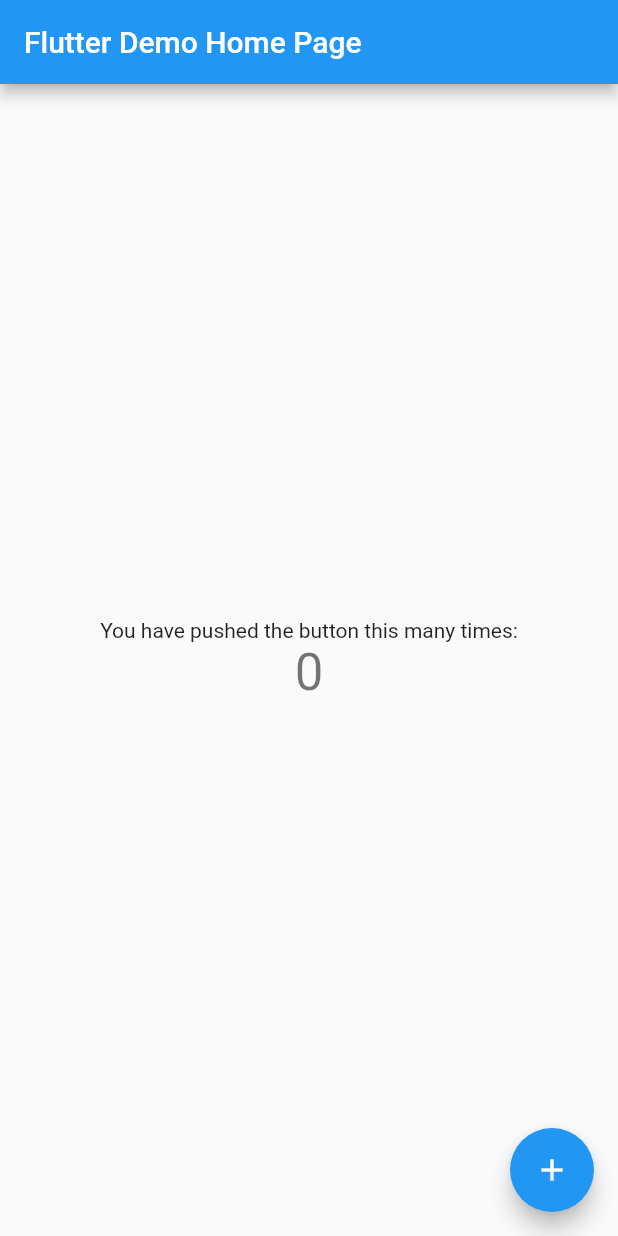
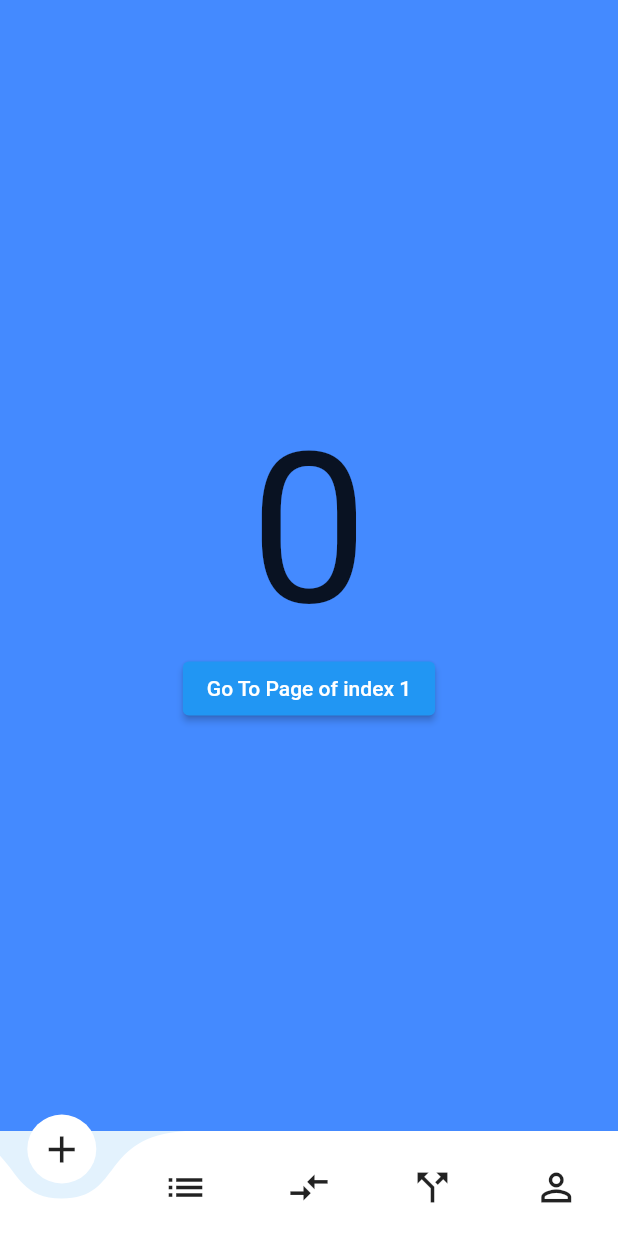
Before and after one commit to NNJio/FlutterLab_CurvedNavBar, a Flutter app: the screen it shows after launch, on a phone screen of 412 x 824 dp. Run offline on Flutter 3.47's test engine with Material 2 defaults, Android fonts, the phone set to English and light mode, and no system bars; drawn by our look-alikes of curved_navigation_bar.

```diff
--- /dev/null
+++ b/lib/home.dart
@@ -0,0 +1,64 @@
+import 'package:flutter/material.dart';
+import 'package:curved_navigation_bar/curved_navigation_bar.dart';
+
+void main() => runApp(const MaterialApp(home: BottomNavBar()));
+
+class BottomNavBar extends StatefulWidget {
+  const BottomNavBar({super.key});
+
+  @override
+  // ignore: library_private_types_in_public_api
+  _BottomNavBarState createState() => _BottomNavBarState();
+}
+
+class _BottomNavBarState extends State<BottomNavBar> {
+  int _page = 0;
+  final GlobalKey<CurvedNavigationBarState> _bottomNavigationKey = GlobalKey();
+
+  @override
+  Widget build(BuildContext context) {
+    return Scaffold(
+        bottomNavigationBar: CurvedNavigationBar(
+          key: _bottomNavigationKey,
+          index: 0,
+          height: 70.0,
+          items: const <Widget>[
+            Icon(Icons.add, size: 30),
+            Icon(Icons.list, size: 30),
+            Icon(Icons.compare_arrows, size: 30),
+            Icon(Icons.call_split, size: 30),
+            Icon(Icons.perm_identity, size: 30),
+          ],
+          color: Colors.white,
+          buttonBackgroundColor: Colors.white,
+          backgroundColor: Colors.blue.shade50,
+          animationCurve: Curves.easeInOut,
+          animationDuration: const Duration(milliseconds: 600),
+          onTap: (index) {
+            setState(() {
+              _page = index;
+            });
+          },
+          letIndexChange: (index) => true,
+        ),
+        body: Container(
+          color: Colors.blueAccent,
+          child: Center(
+            child: Column(
+              mainAxisAlignment: MainAxisAlignment.center,
+              children: <Widget>[
+                Text(_page.toString(), textScaleFactor: 10.0),
+                ElevatedButton(
+                  child: const Text('Go To Page of index 1'),
+                  onPressed: () {
+                    final CurvedNavigationBarState? navBarState =
+                        _bottomNavigationKey.currentState;
+                    navBarState?.setPage(1);
+                  },
+                )
+              ],
+            ),
+          ),
+        ));
+  }
+}
--- a/lib/main.dart
+++ b/lib/main.dart
@@ -1,4 +1,6 @@
 import 'package:flutter/material.dart';
+
+import 'home.dart';
 
 void main() {
   runApp(const MyApp());
@@ -14,54 +16,7 @@ class MyApp extends StatelessWidget {
       theme: ThemeData(
         primarySwatch: Colors.blue,
       ),
-      home: const MyHomePage(title: 'Flutter Demo Home Page'),
+      home:  const BottomNavBar(),
     );
   }
 }
-
-class MyHomePage extends StatefulWidget {
-  const MyHomePage({super.key, required this.title});
-
-  final String title;
-
-  @override
-  State<MyHomePage> createState() => _MyHomePageState();
-}
-
-class _MyHomePageState extends State<MyHomePage> {
-  int _counter = 0;
-
-  void _incrementCounter() {
-    setState(() {
-      _counter++;
-    });
-  }
-
-  @override
-  Widget build(BuildContext context) {
-    return Scaffold(
-      appBar: AppBar(
-        title: Text(widget.title),
-      ),
-      body: Center(
-        child: Column(
-          mainAxisAlignment: MainAxisAlignment.center,
-          children: <Widget>[
-            const Text(
-              'You have pushed the button this many times:',
-            ),
-            Text(
-              '$_counter',
-              style: Theme.of(context).textTheme.headline4,
-            ),
-          ],
-        ),
-      ),
-      floatingActionButton: FloatingActionButton(
-        onPressed: _incrementCounter,
-        tooltip: 'Increment',
-        child: const Icon(Icons.add),
-      ),
-    );
-  }
-}
```
Also changed, not shown: pubspec.yaml (+3 -65 lines), pubspec.lock, 1 other file.
